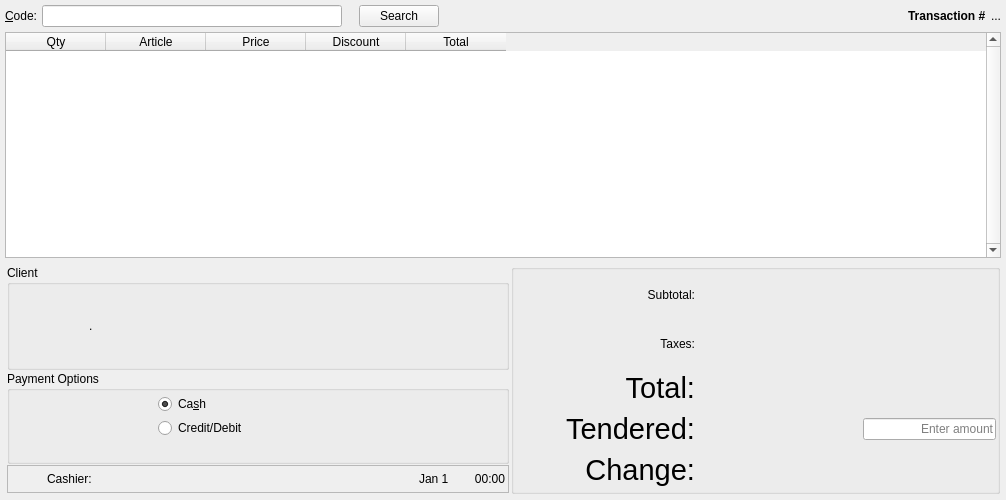
Qt form ui/mainview.ui (miguelchavez/lemonpy) before a commit.
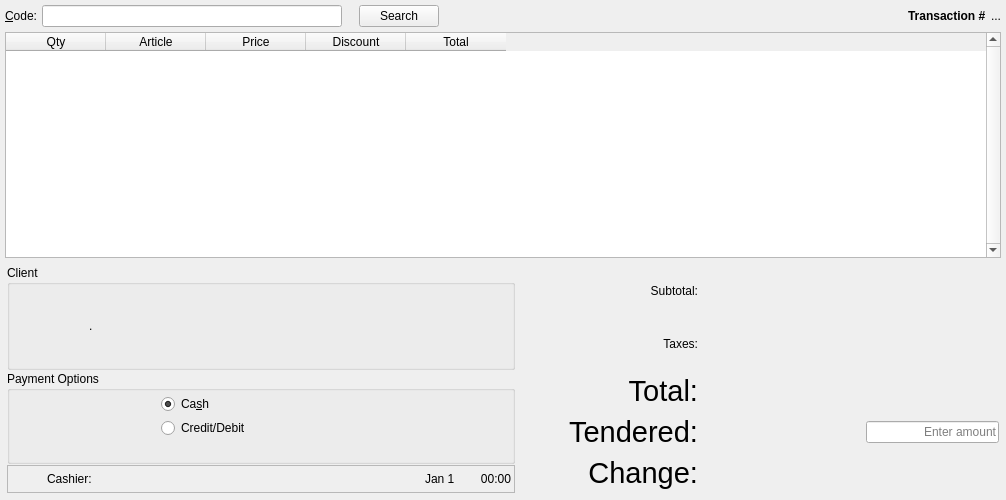
The same form after that commit. Icons and pictures are not drawn.

Commit message: Morphed the totals groupBox to a widget to do not waste vertical space due to the title of the groupBox

```diff
--- a/ui/mainview.ui
+++ b/ui/mainview.ui
@@ -522,16 +522,13 @@
          </layout>
         </item>
         <item>
-         <widget class="QGroupBox" name="groupTotals">
+         <widget class="QWidget" name="groupTotals" native="true">
           <property name="sizePolicy">
            <sizepolicy hsizetype="Maximum" vsizetype="Minimum">
             <horstretch>0</horstretch>
             <verstretch>0</verstretch>
            </sizepolicy>
           </property>
-          <property name="title">
-           <string/>
-          </property>
           <layout class="QGridLayout" name="gridLayout">
            <property name="margin">
             <number>1</number>
```
The commit also changes 1 other file.
